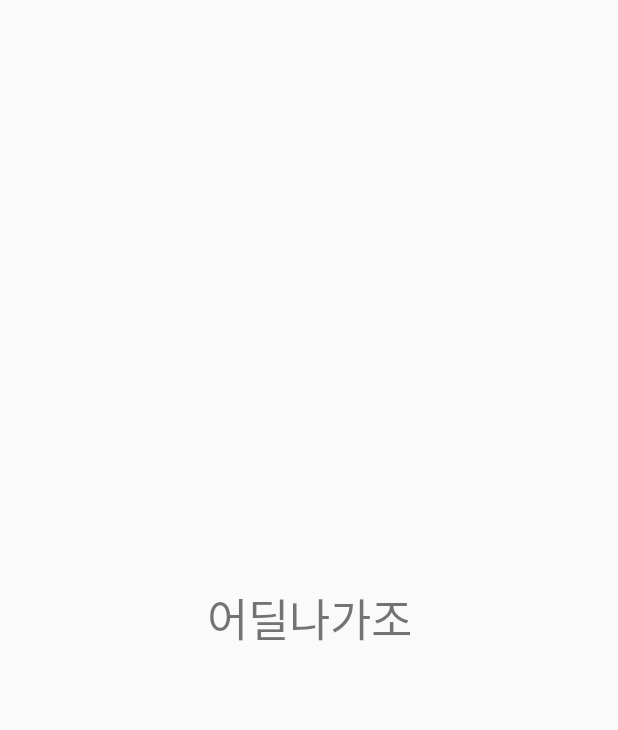
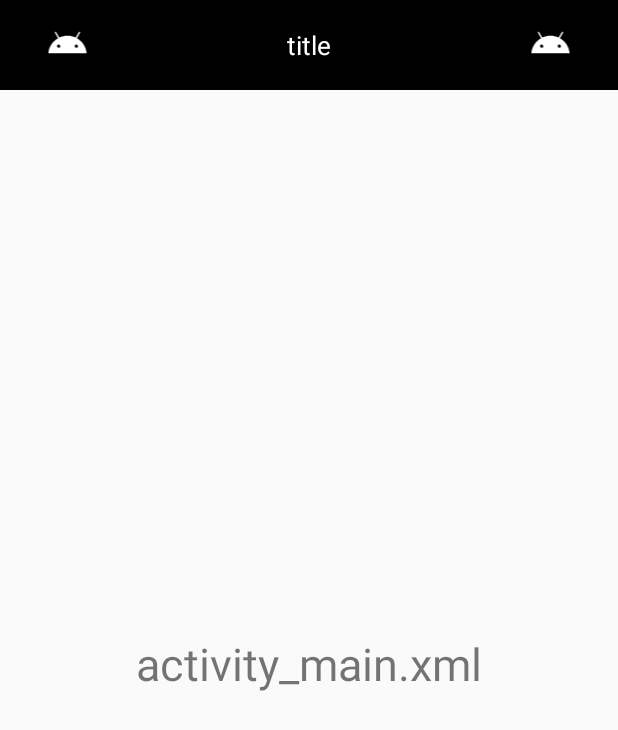
Before and after one commit to Nexters/Sticky-Android, an Android app: the screen it shows after launch (MainActivity), on a phone screen of 412 x 824 dp. Shown: the top 730 px of the screen. Run offline under Robolectric (Android 15) with nearby library versions, the phone set to English and light mode, and no system bars; our stand-ins replace Dagger/Hilt's generated code, Room's generated code, Timber, data binding; libraries missing offline, so code that uses them is left out: androidx.hilt.lifecycle, com.facebook.stetho.

Commit message:
[공통] 상단 툴바

```diff
--- a/app/build.gradle
+++ b/app/build.gradle
@@ -28,6 +28,10 @@ android {
 
     buildFeatures {
         dataBinding true
+    }
+
+    viewBinding {
+        enabled = true
     }
 
     compileOptions {
--- /dev/null
+++ b/app/src/main/java/com/nexters/sticky/base/BaseActionBar.kt
@@ -0,0 +1,52 @@
+package com.nexters.sticky.base
+
+import android.view.LayoutInflater
+import android.view.View
+import android.widget.ImageView
+import android.widget.TextView
+import androidx.appcompat.app.ActionBar
+import androidx.appcompat.app.AppCompatActivity
+import androidx.constraintlayout.widget.ConstraintLayout
+import com.nexters.sticky.R
+
+class BaseActionBar {
+	lateinit var activity: AppCompatActivity
+	lateinit var view: View
+
+	fun initActionBar(activity: AppCompatActivity, actionBarLayoutRes: Int) {
+		this.activity = activity
+
+		view = LayoutInflater.from(this.activity).inflate(actionBarLayoutRes, null)
+
+		val params = ActionBar.LayoutParams(
+			ActionBar.LayoutParams.MATCH_PARENT,
+			ActionBar.LayoutParams.MATCH_PARENT)
+
+		this.activity.supportActionBar?.let {
+			it.setDisplayShowCustomEnabled(true)
+			it.displayOptions = ActionBar.DISPLAY_SHOW_CUSTOM
+			it.setCustomView(view, params)
+		}
+	}
+
+	fun setLayoutBackgroundColor(colorRes: Int) {
+		val color = activity.getColor(colorRes)
+		view.findViewById<ConstraintLayout>(R.id.actionbar_layout)?.setBackgroundColor(color)
+	}
+
+	fun clickListener(res: Int, listener: () -> Unit) {
+		view.findViewById<ImageView>(res)?.let {
+			it.setOnClickListener {
+				listener()
+			}
+			it.visibility = View.VISIBLE
+		}
+	}
+
+	fun setText(res: Int, text: String) {
+		view.findViewById<TextView>(res)?.let {
+			it.text = text
+			it.visibility = View.VISIBLE
+		}
+	}
+}
--- a/app/src/main/java/com/nexters/sticky/base/BaseActivity.kt
+++ b/app/src/main/java/com/nexters/sticky/base/BaseActivity.kt
@@ -3,24 +3,54 @@ package com.nexters.sticky.base
 import android.os.Bundle
 import android.widget.Toast
 import androidx.appcompat.app.AppCompatActivity
+import androidx.core.content.ContextCompat
 import androidx.databinding.DataBindingUtil
 import androidx.databinding.ViewDataBinding
 import androidx.lifecycle.ViewModel
+import com.nexters.sticky.databinding.BaseToolbarLayoutBinding
 
 abstract class BaseActivity<T : ViewDataBinding> : AppCompatActivity() {
 	abstract val viewModel: ViewModel
-	abstract val getLayoutRes: Int
 
-	protected val binding by lazy {
-		DataBindingUtil.setContentView(this, getLayoutRes) as T
-	}
+	abstract val layoutRes: Int
+	abstract val actionBarLayoutRes: Int
+	abstract val statusBarColorRes: Int
+
+	lateinit var baseBinding: BaseToolbarLayoutBinding
+	lateinit var binding: T
+
+	protected val actionBar = BaseActionBar()
 
 	abstract fun setUpBinding()
 
 	override fun onCreate(savedInstanceState: Bundle?) {
 		super.onCreate(savedInstanceState)
+		baseBinding = BaseToolbarLayoutBinding.inflate(layoutInflater)
+		setContentView(baseBinding.root)
+
+		setUpContainerBinding()
+		initView()
+	}
+
+	private fun setUpContainerBinding() {
+		binding = DataBindingUtil.inflate(layoutInflater, layoutRes, baseBinding.baseContainer, true)
+		binding.lifecycleOwner = this
 		setUpBinding()
-		binding.lifecycleOwner = this
+	}
+
+	private fun initView() {
+		setStatusBarColor()
+		setActionBar()
+	}
+
+	private fun setStatusBarColor() {
+		window.statusBarColor = ContextCompat.getColor(this, statusBarColorRes)
+	}
+
+	private fun setActionBar() {
+		setSupportActionBar(baseBinding.toolbar)
+		actionBar.initActionBar(this, actionBarLayoutRes)
+		actionBar.setLayoutBackgroundColor(statusBarColorRes)
 	}
 
 	fun toast(message: String) {
--- a/app/src/main/java/com/nexters/sticky/ui/main/MainActivity.kt
+++ b/app/src/main/java/com/nexters/sticky/ui/main/MainActivity.kt
@@ -2,20 +2,18 @@ package com.nexters.sticky.ui.main
 
 import android.os.Bundle
 import androidx.activity.viewModels
-import androidx.lifecycle.Observer
 import com.nexters.sticky.R
 import com.nexters.sticky.base.BaseActivity
-import com.nexters.sticky.data.entity.Sample
 import com.nexters.sticky.databinding.ActivityMainBinding
-import dagger.hilt.EntryPoint
 import dagger.hilt.android.AndroidEntryPoint
-import timber.log.Timber
 
 @AndroidEntryPoint
 class MainActivity : BaseActivity<ActivityMainBinding>() {
+	override val viewModel: MainViewModel by viewModels()
 
-	override val viewModel: MainViewModel by viewModels()
-	override val getLayoutRes = R.layout.activity_main
+	override val layoutRes = R.layout.activity_main
+	override val actionBarLayoutRes = R.layout.actionbar_main_layout
+	override val statusBarColorRes = R.color.black
 
 	override fun setUpBinding() {
 		binding.vm = viewModel
@@ -24,6 +22,19 @@ class MainActivity : BaseActivity<ActivityMainBinding>() {
 	override fun onCreate(savedInstanceState: Bundle?) {
 		super.onCreate(savedInstanceState)
 
-		viewModel.setText("어딜나가조")
+		setActionBar()
+		viewModel.setText("activity_main.xml")
+	}
+
+	private fun setActionBar() {
+		actionBar.clickListener(R.id.btn_my_page) {
+			toast("left button")
+		}
+
+		actionBar.clickListener(R.id.btn_close_button) {
+			toast("right button")
+		}
+
+		actionBar.setText(R.id.tv_title, "title")
 	}
 }
--- a/app/src/main/java/com/nexters/sticky/ui/share/ShareActivity.kt
+++ b/app/src/main/java/com/nexters/sticky/ui/share/ShareActivity.kt
@@ -9,9 +9,11 @@ import dagger.hilt.android.AndroidEntryPoint
 
 @AndroidEntryPoint
 class ShareActivity : BaseActivity<ActivityShareBinding>() {
+	override val viewModel: ShareViewModel by viewModels()
 
-	override val viewModel: ShareViewModel by viewModels()
-	override val getLayoutRes = R.layout.activity_share
+	override val layoutRes = R.layout.activity_share
+	override val actionBarLayoutRes = R.layout.actionbar_main_layout
+	override val statusBarColorRes = R.color.purple_200
 
 	override fun setUpBinding() {
 		binding.vm = viewModel
@@ -20,7 +22,20 @@ class ShareActivity : BaseActivity<ActivityShareBinding>() {
 	override fun onCreate(savedInstanceState: Bundle?) {
 		super.onCreate(savedInstanceState)
 
-		binding.shareViewPager.adapter =  ShareFragmentAdapter(this)
+		binding.shareViewPager.adapter = ShareFragmentAdapter(this)
 
+		setActionBar()
+	}
+
+	private fun setActionBar() {
+		actionBar.clickListener(R.id.btn_my_page) {
+			toast("left button")
+		}
+
+//		actionBar.clickListener(R.id.btn_close_button) {
+//			toast("right button")
+//		}
+//
+//		actionBar.setText(R.id.tv_title, "title")
 	}
 }
--- /dev/null
+++ b/app/src/main/res/layout/actionbar_main_layout.xml
@@ -0,0 +1,45 @@
+<?xml version="1.0" encoding="utf-8"?>
+<androidx.constraintlayout.widget.ConstraintLayout xmlns:android="http://schemas.android.com/apk/res/android"
+        xmlns:app="http://schemas.android.com/apk/res-auto"
+        xmlns:tools="http://schemas.android.com/tools"
+        android:id="@+id/actionbar_layout"
+        android:layout_width="match_parent"
+        android:layout_height="@dimen/toolbar_height"
+        android:background="@color/purple_500">
+
+    <ImageView
+            android:id="@+id/btn_my_page"
+            android:layout_width="90dp"
+            android:layout_height="wrap_content"
+            android:src="@drawable/ic_launcher_foreground"
+            android:visibility="gone"
+            app:layout_constraintBottom_toBottomOf="parent"
+            app:layout_constraintStart_toStartOf="parent"
+            app:layout_constraintTop_toTopOf="parent"
+            tools:visibility="visible" />
+
+    <TextView
+            android:id="@+id/tv_title"
+            android:layout_width="wrap_content"
+            android:layout_height="wrap_content"
+            android:textColor="@color/white"
+            android:textSize="17sp"
+            android:visibility="gone"
+            app:layout_constraintBottom_toBottomOf="parent"
+            app:layout_constraintEnd_toEndOf="parent"
+            app:layout_constraintStart_toStartOf="parent"
+            app:layout_constraintTop_toTopOf="parent"
+            tools:visibility="visible" />
+
+    <ImageView
+            android:id="@+id/btn_close_button"
+            android:layout_width="90dp"
+            android:layout_height="wrap_content"
+            android:src="@drawable/ic_launcher_foreground"
+            android:visibility="gone"
+            app:layout_constraintBottom_toBottomOf="parent"
+            app:layout_constraintEnd_toEndOf="parent"
+            app:layout_constraintTop_toTopOf="parent"
+            tools:visibility="visible" />
+
+</androidx.constraintlayout.widget.ConstraintLayout>
--- /dev/null
+++ b/app/src/main/res/layout/base_toolbar_layout.xml
@@ -0,0 +1,20 @@
+<?xml version="1.0" encoding="utf-8"?>
+<LinearLayout xmlns:android="http://schemas.android.com/apk/res/android"
+        xmlns:app="http://schemas.android.com/apk/res-auto"
+        android:layout_width="match_parent"
+        android:layout_height="match_parent"
+        android:orientation="vertical">
+
+    <androidx.appcompat.widget.Toolbar
+            android:id="@+id/toolbar"
+            android:layout_width="match_parent"
+            android:layout_height="@dimen/toolbar_height"
+            app:contentInsetEnd="0dp"
+            app:contentInsetStart="0dp" />
+
+    <RelativeLayout
+            android:id="@+id/base_container"
+            android:layout_width="match_parent"
+            android:layout_height="match_parent" />
+
+</LinearLayout>
--- a/app/src/main/res/values-night/themes.xml
+++ b/app/src/main/res/values-night/themes.xml
@@ -1,6 +1,6 @@
 <resources xmlns:tools="http://schemas.android.com/tools">
     <!-- Base application theme. -->
-    <style name="Theme.Sticky" parent="Theme.MaterialComponents.DayNight.DarkActionBar">
+    <style name="Theme.Sticky" parent="Theme.AppCompat.DayNight.NoActionBar">
         <!-- Primary brand color. -->
         <item name="colorPrimary">@color/purple_200</item>
         <item name="colorPrimaryVariant">@color/purple_700</item>
--- /dev/null
+++ b/app/src/main/res/values/dimens.xml
@@ -0,0 +1,4 @@
+<?xml version="1.0" encoding="utf-8"?>
+<resources>
+    <dimen name="toolbar_height">60dp</dimen>
+</resources>
```
Also changed, not shown: app/src/main/res/layout/activity_main.xml (indentation only).
